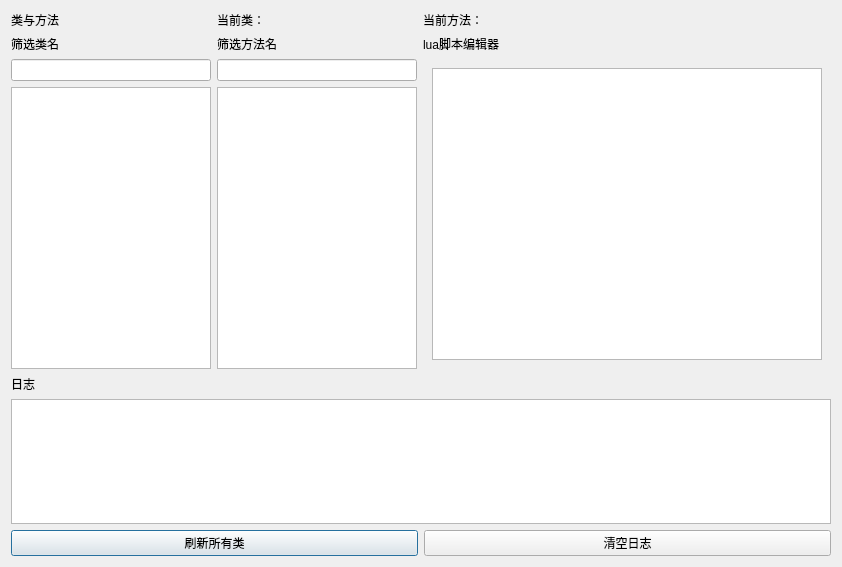
Qt form untitled.ui (Imzpy/GirlClient) before a commit.
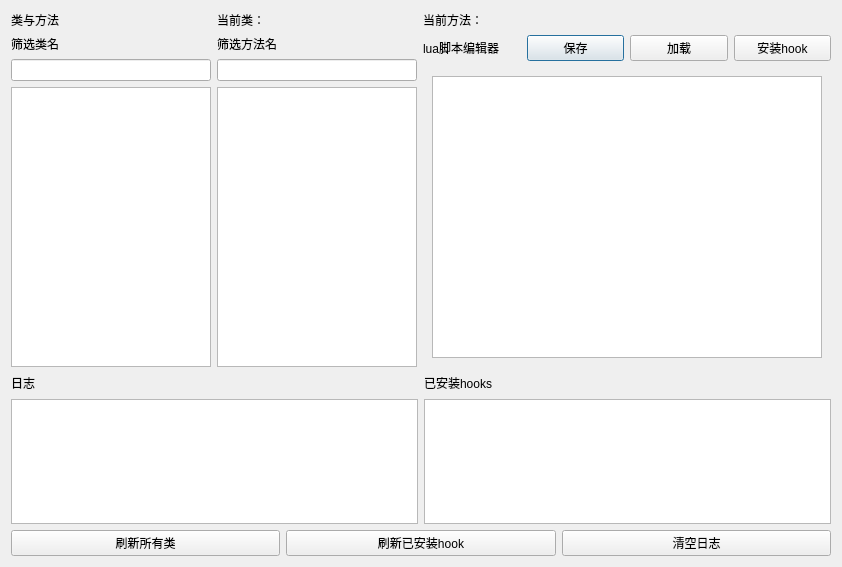
The same form after that commit.

Commit message: 添加了保存和加载按钮

```diff
--- a/untitled.ui
+++ b/untitled.ui
@@ -124,6 +124,8 @@
       </widget>
      </item>
      <item>
+      <layout class="QHBoxLayout" name="horizontalLayout_2">
+       <item>
       <widget class="QLabel" name="label_2_lua">
        <property name="text">
         <string>lua脚本编辑器</string>
@@ -131,6 +133,29 @@
       </widget>
      </item>
      <item>
+        <widget class="QPushButton" name="pushButton_savescript">
+         <property name="text">
+          <string>保存</string>
+         </property>
+        </widget>
+       </item>
+       <item>
+        <widget class="QPushButton" name="pushButton_loadscript">
+         <property name="text">
+          <string>加载</string>
+         </property>
+        </widget>
+       </item>
+       <item>
+        <widget class="QPushButton" name="pushButton_installHook">
+         <property name="text">
+          <string>安装hook</string>
+         </property>
+        </widget>
+       </item>
+      </layout>
+     </item>
+     <item>
       <widget class="QWidget" name="horizontalLayoutWidget" native="true">
        <layout class="QHBoxLayout" name="horizontalLayout">
         <item>
@@ -157,7 +182,17 @@
    <item row="1" column="0" colspan="3">
     <layout class="QVBoxLayout" name="verticalLayout_bottom">
      <item>
+      <layout class="QHBoxLayout" name="horizontalLayout_logandhooks">
+       <item>
+        <layout class="QVBoxLayout" name="verticalLayout">
+         <item>
       <widget class="QLabel" name="label_3_log">
+           <property name="maximumSize">
+            <size>
+             <width>16777215</width>
+             <height>20</height>
+            </size>
+           </property>
        <property name="text">
         <string>日志</string>
        </property>
@@ -179,6 +214,37 @@
        </property>
       </widget>
      </item>
+        </layout>
+       </item>
+       <item>
+        <layout class="QVBoxLayout" name="verticalLayout_2">
+         <item>
+          <widget class="QLabel" name="label_3">
+           <property name="maximumSize">
+            <size>
+             <width>16777215</width>
+             <height>20</height>
+            </size>
+           </property>
+           <property name="text">
+            <string>已安装hooks</string>
+           </property>
+          </widget>
+         </item>
+         <item>
+          <widget class="QListView" name="listView_hooks">
+           <property name="maximumSize">
+            <size>
+             <width>100000</width>
+             <height>125</height>
+            </size>
+           </property>
+          </widget>
+         </item>
+        </layout>
+       </item>
+      </layout>
+     </item>
      <item>
       <layout class="QHBoxLayout" name="horizontalLayout_buttons">
        <item>
@@ -188,6 +254,13 @@
          </property>
         </widget>
        </item>
+       <item>
+        <widget class="QPushButton" name="pushButton_refreshallhooks">
+         <property name="text">
+          <string>刷新已安装hook</string>
+         </property>
+        </widget>
+       </item>
        <item>
         <widget class="QPushButton" name="clear_logs_button">
          <property name="text">
```
Lines whose indentation alone changed are shown as unchanged. The commit also changes 4 other files.
